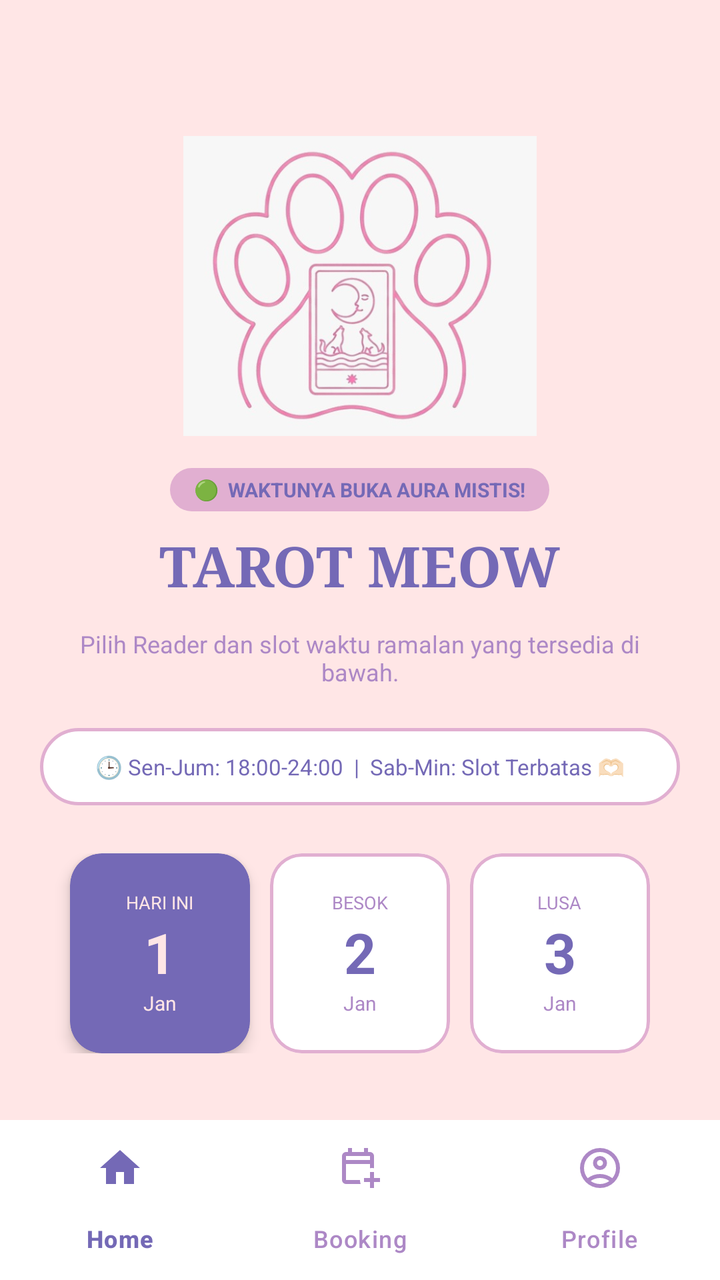
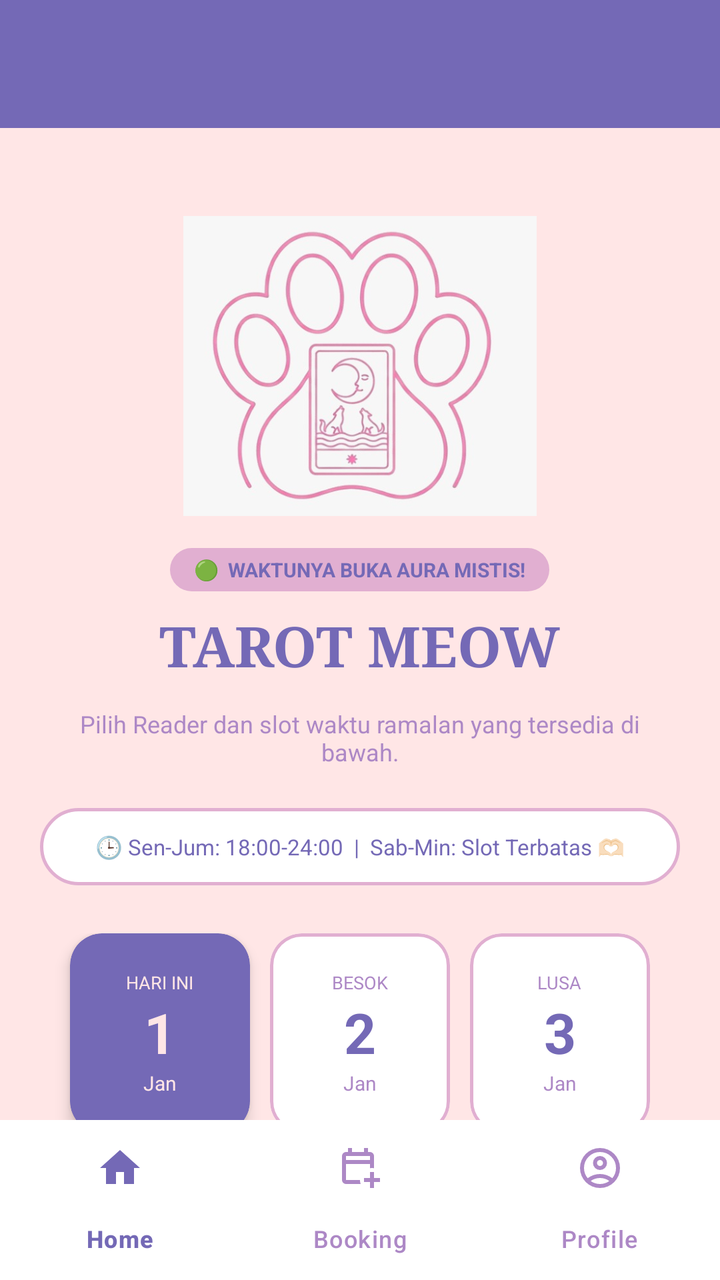

The first picture is an Android layout as it rendered before a commit; the second is the same layout after the commit. The layout source and the unified diff follow.
<!-- AndroidManifest.xml: application theme Theme.Tarot -->
<!-- res/layout/activity_customer.xml -->
<?xml version="1.0" encoding="utf-8"?>
<androidx.constraintlayout.widget.ConstraintLayout xmlns:android="http://schemas.android.com/apk/res/android"
    xmlns:app="http://schemas.android.com/apk/res-auto"
    xmlns:tools="http://schemas.android.com/tools"
    android:layout_width="match_parent"
    android:layout_height="match_parent"
    android:background="#FFE6E6">

    <androidx.core.widget.NestedScrollView
        android:id="@+id/nestedScrollView"
        android:layout_width="match_parent"
        android:layout_height="0dp"
        android:fillViewport="true"
        android:visibility="visible"
        app:layout_constraintBottom_toTopOf="@+id/navbarCustomer"
        app:layout_constraintEnd_toEndOf="parent"
        app:layout_constraintStart_toStartOf="parent"
        app:layout_constraintTop_toTopOf="parent">

        <LinearLayout
            android:layout_width="match_parent"
            android:layout_height="wrap_content"
            android:orientation="vertical"
            android:padding="20dp">

            <ImageView
                android:id="@+id/imgLogoHeader"
                android:layout_width="180dp"
                android:layout_height="150dp"
                android:layout_gravity="center_horizontal"
                android:layout_marginTop="48dp"
                android:layout_marginBottom="16dp"
                app:srcCompat="@drawable/meow" />

            <TextView
                android:layout_width="wrap_content"
                android:layout_height="wrap_content"
                android:layout_gravity="center_horizontal"
                android:background="@drawable/bg_status_rounded"
                android:backgroundTint="#E1AFD1"
                android:paddingHorizontal="12dp"
                android:paddingVertical="4dp"
                android:text="🟢  WAKTUNYA BUKA AURA MISTIS!"
                android:textColor="#7469B6"
                android:textSize="10sp"
                android:textStyle="bold" />

            <TextView
                android:layout_width="wrap_content"
                android:layout_height="wrap_content"
                android:layout_gravity="center_horizontal"
                android:layout_marginTop="8dp"
                android:fontFamily="serif"
                android:text="TAROT MEOW"
                android:textColor="#7469B6"
                android:textSize="28sp"
                android:textStyle="bold" />

            <TextView
                android:layout_width="match_parent"
                android:layout_height="wrap_content"
                android:layout_marginTop="12dp"
                android:gravity="center_horizontal"
                android:text="Pilih Reader dan slot waktu ramalan yang tersedia di bawah."
                android:textColor="#AD88C6"
                android:textSize="12sp" />

            <TextView
                android:layout_width="match_parent"
                android:layout_height="wrap_content"
                android:layout_marginTop="20dp"
                android:background="@drawable/bg_border_rounded"
                android:gravity="center"
                android:padding="12dp"
                android:text="🕒 Sen-Jum: 18:00-24:00  |  Sab-Min: Slot Terbatas 🫶🏻"
                android:textColor="#7469B6"
                android:textSize="11sp" />

            
            <LinearLayout
                android:layout_width="match_parent"
                android:layout_height="wrap_content"
                android:layout_marginTop="24dp"
                android:gravity="center_horizontal"
                android:orientation="horizontal">

                <com.google.android.material.card.MaterialCardView
                    android:id="@+id/cardDate0"
                    android:layout_width="90dp"
                    android:layout_height="100dp"
                    app:cardBackgroundColor="#7469B6"
                    app:cardCornerRadius="16dp"
                    app:cardElevation="4dp"
                    app:strokeWidth="0dp">
                    <LinearLayout
                        android:layout_width="match_parent"
                        android:layout_height="match_parent"
                        android:gravity="center"
                        android:orientation="vertical"
                        android:padding="8dp">
                        <TextView
                            android:id="@+id/tvLabel0"
                            android:layout_width="wrap_content"
                            android:layout_height="wrap_content"
                            android:text="HARI INI"
                            android:textColor="#FFE6E6"
                            android:textSize="9sp" />
                        <TextView
                            android:id="@+id/tvDay0"
                            android:layout_width="wrap_content"
                            android:layout_height="wrap_content"
                            android:text="1"
                            android:textColor="#FFE6E6"
                            android:textSize="28sp"
                            android:textStyle="bold" />
                        <TextView
                            android:id="@+id/tvMonth0"
                            android:layout_width="wrap_content"
                            android:layout_height="wrap_content"
                            android:text="Jan"
                            android:textColor="#FFE6E6"
                            android:textSize="10sp" />
                    </LinearLayout>
                </com.google.android.material.card.MaterialCardView>

                <com.google.android.material.card.MaterialCardView
                    android:id="@+id/cardDate1"
                    android:layout_width="90dp"
                    android:layout_height="100dp"
                    android:layout_marginStart="10dp"
                    app:cardBackgroundColor="#FFFFFF"
                    app:cardCornerRadius="16dp"
                    app:cardElevation="0dp"
                    app:strokeColor="#E1AFD1"
                    app:strokeWidth="1.5dp">
                    <LinearLayout
                        android:layout_width="match_parent"
                        android:layout_height="match_parent"
                        android:gravity="center"
                        android:orientation="vertical">
                        <TextView
                            android:id="@+id/tvLabel1"
                            android:layout_width="wrap_content"
                            android:layout_height="wrap_content"
                            android:text="BESOK"
                            android:textColor="#AD88C6"
                            android:textSize="9sp" />
                        <TextView
                            android:id="@+id/tvDay1"
                            android:layout_width="wrap_content"
                            android:layout_height="wrap_content"
                            android:text="2"
                            android:textColor="#7469B6"
                            android:textSize="28sp"
                            android:textStyle="bold" />
                        <TextView
                            android:id="@+id/tvMonth1"
                            android:layout_width="wrap_content"
                            android:layout_height="wrap_content"
                            android:text="Jan"
                            android:textColor="#AD88C6"
                            android:textSize="10sp" />
                    </LinearLayout>
                </com.google.android.material.card.MaterialCardView>

                <com.google.android.material.card.MaterialCardView
                    android:id="@+id/cardDate2"
                    android:layout_width="90dp"
                    android:layout_height="100dp"
                    android:layout_marginStart="10dp"
                    app:cardBackgroundColor="#FFFFFF"
                    app:cardCornerRadius="16dp"
                    app:cardElevation="0dp"
                    app:strokeColor="#E1AFD1"
                    app:strokeWidth="1.5dp">
                    <LinearLayout
                        android:layout_width="match_parent"
                        android:layout_height="match_parent"
                        android:gravity="center"
                        android:orientation="vertical">
                        <TextView
                            android:id="@+id/tvLabel2"
                            android:layout_width="wrap_content"
                            android:layout_height="wrap_content"
                            android:text="LUSA"
                            android:textColor="#AD88C6"
                            android:textSize="9sp" />
                        <TextView
                            android:id="@+id/tvDay2"
                            android:layout_width="wrap_content"
                            android:layout_height="wrap_content"
                            android:text="3"
                            android:textColor="#7469B6"
                            android:textSize="28sp"
                            android:textStyle="bold" />
                        <TextView
                            android:id="@+id/tvMonth2"
                            android:layout_width="wrap_content"
                            android:layout_height="wrap_content"
                            android:text="Jan"
                            android:textColor="#AD88C6"
                            android:textSize="10sp" />
                    </LinearLayout>
                </com.google.android.material.card.MaterialCardView>

            </LinearLayout>

            <TextView
                android:layout_width="wrap_content"
                android:layout_height="wrap_content"
                android:layout_marginTop="32dp"
                android:text="Pilih Reader Tarot"
                android:textColor="#7469B6"
                android:textSize="16sp"
                android:textStyle="bold" />

            <TextView
                android:layout_width="wrap_content"
                android:layout_height="wrap_content"
                android:layout_marginTop="4dp"
                android:text="Tekan kartu reader untuk langsung booking"
                android:textColor="#AD88C6"
                android:textSize="11sp"
                android:textStyle="italic" />

            
            <LinearLayout
                android:id="@+id/containerReaders"
                android:layout_width="match_parent"
                android:layout_height="wrap_content"
                android:layout_marginTop="12dp"
                android:orientation="vertical" />

            <View
                android:layout_width="match_parent"
                android:layout_height="40dp" />

        </LinearLayout>
    </androidx.core.widget.NestedScrollView>

    <FrameLayout
        android:id="@+id/container"
        android:layout_width="match_parent"
        android:layout_height="0dp"
        android:visibility="gone"
        app:layout_constraintBottom_toTopOf="@+id/navbarCustomer"
        app:layout_constraintEnd_toEndOf="parent"
        app:layout_constraintStart_toStartOf="parent"
        app:layout_constraintTop_toTopOf="parent" />

    <com.google.android.material.bottomnavigation.BottomNavigationView
        android:id="@+id/navbarCustomer"
        android:layout_width="match_parent"
        android:layout_height="wrap_content"
        android:background="#FFFFFF"
        app:elevation="8dp"
        app:itemIconTint="@color/nav_item_color"
        app:itemTextColor="@color/nav_item_color"
        app:itemRippleColor="#207469B6"
        app:labelVisibilityMode="labeled"
        app:itemActiveIndicatorStyle="@style/CustomIndicator"
        app:layout_constraintBottom_toBottomOf="parent"
        app:layout_constraintEnd_toEndOf="parent"
        app:layout_constraintStart_toStartOf="parent"
        app:menu="@menu/menu_nav_bar" />

</androidx.constraintlayout.widget.ConstraintLayout>
<!-- resources referenced by this layout -->
<resources>
  <!-- drawable bg_border_rounded (drawable) -->
  <shape xmlns:android="http://schemas.android.com/apk/res/android">
      <stroke android:width="1.5dp" android:color="#E1AFD1" />
      <corners android:radius="100dp" />
      <solid android:color="#FFFFFF" />
  </shape>
  <!-- drawable bg_status_rounded (drawable) -->
  <?xml version="1.0" encoding="utf-8"?>
  <shape xmlns:android="http://schemas.android.com/apk/res/android">
      <corners android:radius="100dp" />
  
      <solid android:color="#F0F0F0" />
  </shape>
  <!-- drawable meow: png bitmap (drawable, 183790 bytes) -->
  <style name="CustomIndicator" parent="Widget.Material3.BottomNavigationView.ActiveIndicator">
          <item name="android:color">#F3E5F5</item>
          <item name="android:width">44dp</item>
          <item name="android:height">44dp</item>
      </style>
  <style name="Theme.Tarot" parent="Base.Theme.Tarot" />
  <style name="Base.Theme.Tarot" parent="Theme.Material3.DayNight.NoActionBar">
          <item name="colorPrimary">#7469B6</item>
          <item name="colorOnPrimary">#FFFFFF</item>
          <item name="colorPrimaryContainer">#F3E5F5</item>
  
          <item name="android:windowBackground">#FFE6E6</item>
  
          <item name="android:statusBarColor">#FFE6E6</item>
          <item name="android:windowLightStatusBar">true</item>
      </style>
</resources>

<!-- the commit's change to res/layout/activity_customer.xml (unified diff, before → after) -->
@@ -4,7 +4,19 @@
     xmlns:tools="http://schemas.android.com/tools"
     android:layout_width="match_parent"
     android:layout_height="match_parent"
-    android:background="#FFE6E6">
+    android:background="#FFE6E6"
+    android:fitsSystemWindows="true">
+
+    <androidx.appcompat.widget.Toolbar
+        android:id="@+id/toolbarCustomer"
+        android:layout_width="0dp"
+        android:layout_height="?attr/actionBarSize"
+        android:background="#7469B6"
+        app:titleTextColor="#FFFFFF"
+        app:popupTheme="@style/ThemeOverlay.Material3.Light"
+        app:layout_constraintTop_toTopOf="parent"
+        app:layout_constraintStart_toStartOf="parent"
+        app:layout_constraintEnd_toEndOf="parent" />
 
     <androidx.core.widget.NestedScrollView
         android:id="@+id/nestedScrollView"
@@ -15,7 +27,7 @@
         app:layout_constraintBottom_toTopOf="@+id/navbarCustomer"
         app:layout_constraintEnd_toEndOf="parent"
         app:layout_constraintStart_toStartOf="parent"
-        app:layout_constraintTop_toTopOf="parent">
+        app:layout_constraintTop_toBottomOf="@+id/toolbarCustomer">
 
         <LinearLayout
             android:layout_width="match_parent"
@@ -28,7 +40,7 @@
                 android:layout_width="180dp"
                 android:layout_height="150dp"
                 android:layout_gravity="center_horizontal"
-                android:layout_marginTop="48dp"
+                android:layout_marginTop="24dp"
                 android:layout_marginBottom="16dp"
                 app:srcCompat="@drawable/meow" />
 
@@ -76,7 +88,6 @@
                 android:textColor="#7469B6"
                 android:textSize="11sp" />
 
-            
             <LinearLayout
                 android:layout_width="match_parent"
                 android:layout_height="wrap_content"
@@ -98,28 +109,9 @@
                         android:gravity="center"
                         android:orientation="vertical"
                         android:padding="8dp">
-                        <TextView
-                            android:id="@+id/tvLabel0"
-                            android:layout_width="wrap_content"
-                            android:layout_height="wrap_content"
-                            android:text="HARI INI"
-                            android:textColor="#FFE6E6"
-                            android:textSize="9sp" />
-                        <TextView
-                            android:id="@+id/tvDay0"
-                            android:layout_width="wrap_content"
-                            android:layout_height="wrap_content"
-                            android:text="1"
-                            android:textColor="#FFE6E6"
-                            android:textSize="28sp"
-                            android:textStyle="bold" />
-                        <TextView
-                            android:id="@+id/tvMonth0"
-                            android:layout_width="wrap_content"
-                            android:layout_height="wrap_content"
-                            android:text="Jan"
-                            android:textColor="#FFE6E6"
-                            android:textSize="10sp" />
+                        <TextView android:id="@+id/tvLabel0" android:layout_width="wrap_content" android:layout_height="wrap_content" android:text="HARI INI" android:textColor="#FFE6E6" android:textSize="9sp" />
+                        <TextView android:id="@+id/tvDay0" android:layout_width="wrap_content" android:layout_height="wrap_content" android:text="1" android:textColor="#FFE6E6" android:textSize="28sp" android:textStyle="bold" />
+                        <TextView android:id="@+id/tvMonth0" android:layout_width="wrap_content" android:layout_height="wrap_content" android:text="Jan" android:textColor="#FFE6E6" android:textSize="10sp" />
                     </LinearLayout>
                 </com.google.android.material.card.MaterialCardView>
 
@@ -138,28 +130,9 @@
                         android:layout_height="match_parent"
                         android:gravity="center"
                         android:orientation="vertical">
-                        <TextView
-                            android:id="@+id/tvLabel1"
-                            android:layout_width="wrap_content"
-                            android:layout_height="wrap_content"
-                            android:text="BESOK"
-                            android:textColor="#AD88C6"
-                            android:textSize="9sp" />
-                        <TextView
-                            android:id="@+id/tvDay1"
-                            android:layout_width="wrap_content"
-                            android:layout_height="wrap_content"
-                            android:text="2"
-                            android:textColor="#7469B6"
-                            android:textSize="28sp"
-                            android:textStyle="bold" />
-                        <TextView
-                            android:id="@+id/tvMonth1"
-                            android:layout_width="wrap_content"
-                            android:layout_height="wrap_content"
-                            android:text="Jan"
-                            android:textColor="#AD88C6"
-                            android:textSize="10sp" />
+                        <TextView android:id="@+id/tvLabel1" android:layout_width="wrap_content" android:layout_height="wrap_content" android:text="BESOK" android:textColor="#AD88C6" android:textSize="9sp" />
+                        <TextView android:id="@+id/tvDay1" android:layout_width="wrap_content" android:layout_height="wrap_content" android:text="2" android:textColor="#7469B6" android:textSize="28sp" android:textStyle="bold" />
+                        <TextView android:id="@+id/tvMonth1" android:layout_width="wrap_content" android:layout_height="wrap_content" android:text="Jan" android:textColor="#AD88C6" android:textSize="10sp" />
                     </LinearLayout>
                 </com.google.android.material.card.MaterialCardView>
 
@@ -178,28 +151,9 @@
                         android:layout_height="match_parent"
                         android:gravity="center"
                         android:orientation="vertical">
-                        <TextView
-                            android:id="@+id/tvLabel2"
-                            android:layout_width="wrap_content"
-                            android:layout_height="wrap_content"
-                            android:text="LUSA"
-                            android:textColor="#AD88C6"
-                            android:textSize="9sp" />
-                        <TextView
-                            android:id="@+id/tvDay2"
-                            android:layout_width="wrap_content"
-                            android:layout_height="wrap_content"
-                            android:text="3"
-                            android:textColor="#7469B6"
-                            android:textSize="28sp"
-                            android:textStyle="bold" />
-                        <TextView
-                            android:id="@+id/tvMonth2"
-                            android:layout_width="wrap_content"
-                            android:layout_height="wrap_content"
-                            android:text="Jan"
-                            android:textColor="#AD88C6"
-                            android:textSize="10sp" />
+                        <TextView android:id="@+id/tvLabel2" android:layout_width="wrap_content" android:layout_height="wrap_content" android:text="LUSA" android:textColor="#AD88C6" android:textSize="9sp" />
+                        <TextView android:id="@+id/tvDay2" android:layout_width="wrap_content" android:layout_height="wrap_content" android:text="3" android:textColor="#7469B6" android:textSize="28sp" android:textStyle="bold" />
+                        <TextView android:id="@+id/tvMonth2" android:layout_width="wrap_content" android:layout_height="wrap_content" android:text="Jan" android:textColor="#AD88C6" android:textSize="10sp" />
                     </LinearLayout>
                 </com.google.android.material.card.MaterialCardView>
 
@@ -223,7 +177,6 @@
                 android:textSize="11sp"
                 android:textStyle="italic" />
 
-            
             <LinearLayout
                 android:id="@+id/containerReaders"
                 android:layout_width="match_parent"
@@ -246,7 +199,7 @@
         app:layout_constraintBottom_toTopOf="@+id/navbarCustomer"
         app:layout_constraintEnd_toEndOf="parent"
         app:layout_constraintStart_toStartOf="parent"
-        app:layout_constraintTop_toTopOf="parent" />
+        app:layout_constraintTop_toBottomOf="@+id/toolbarCustomer" />
 
     <com.google.android.material.bottomnavigation.BottomNavigationView
         android:id="@+id/navbarCustomer"
<!-- resource entries referenced after the edit -->
@@ -27,8 +27,8 @@
   
           <item name="android:windowBackground">#FFE6E6</item>
   
-          <item name="android:statusBarColor">#FFE6E6</item>
-          <item name="android:windowLightStatusBar">true</item>
+          <item name="android:statusBarColor">#7469B6</item>
+          <item name="android:windowLightStatusBar">false</item>
       </style>
 </resources>
 
